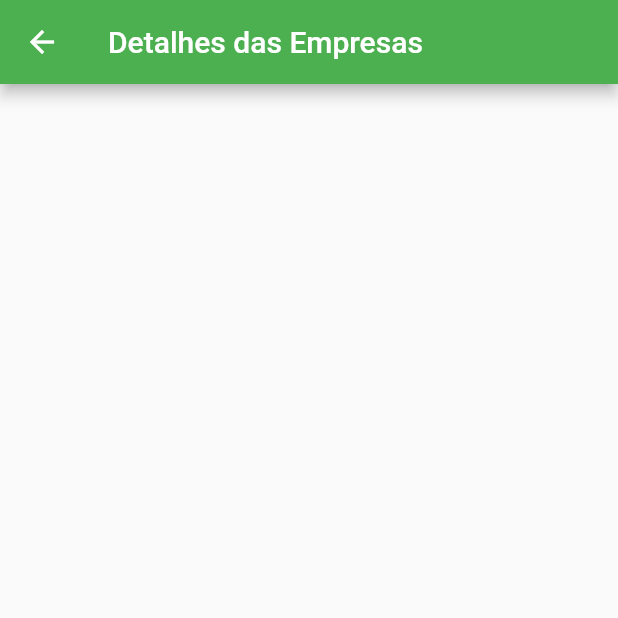
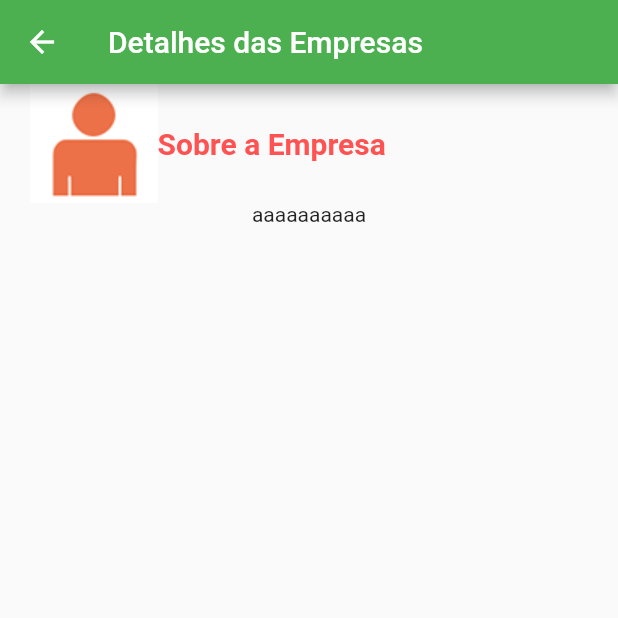
Before and after one commit to adilsontchameia/Atm-consultoria, a Flutter app: the DetalheEmpresa screen opened directly, on a phone screen of 412 x 824 dp, the top half of it. Run offline on Flutter 3.47's test engine with Material 2 defaults, Android fonts, the phone set to English and light mode, and no system bars.

Commit message:
Insersao de scroll view na tela empresa.

```diff
--- a/lib/DetalheEmpresa.dart
+++ b/lib/DetalheEmpresa.dart
@@ -13,6 +13,30 @@ class _DetalheEmpresaState extends State<DetalheEmpresa> {
         title: Text("Detalhes das Empresas"),
         backgroundColor: Colors.green,
       ),
+      body: Container(
+        child: Column(
+          children: [
+            Container(
+              padding: EdgeInsets.only(left: 20),
+              child: Row(
+                children: [
+                  Image.asset("images/detalhe_empresa.png"),
+                  Text(
+                    ("Sobre a Empresa"),
+                    style: TextStyle(
+                        fontSize: 20,
+                        color: Colors.redAccent,
+                        fontWeight: FontWeight.bold),
+                  )
+                ],
+              ),
+            ),
+            SingleChildScrollView(
+              child: Text("aaaaaaaaaa"),
+            ),
+          ],
+        ),
+      ),
     );
   }
 }
```
